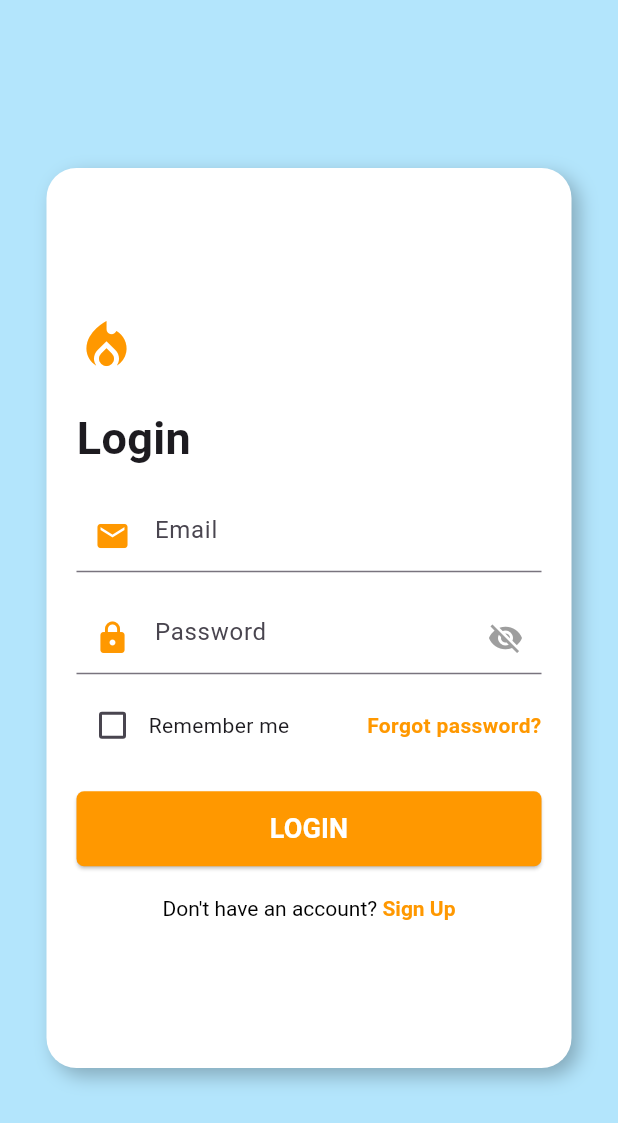
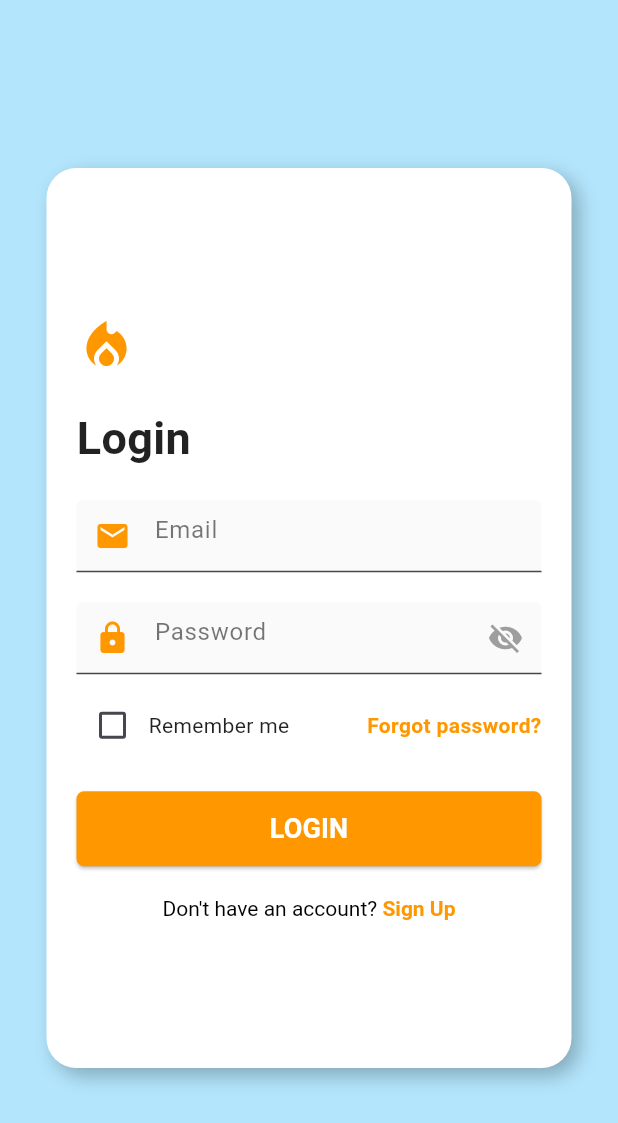
Before and after one commit to kowshik230102/CSE_Family, a Flutter app: the screen it shows after launch, on a phone screen of 412 x 824 dp. Shown: the top 1123 px of the screen. Run offline on Flutter 3.47's test engine with Material 3 defaults, Android fonts, the phone set to English and light mode, and no system bars; our stand-ins replace cloud_firestore, firebase_auth, firebase_core, firebase_storage, image_picker, permission_handler and 1 more; accounts and stored records are empty.

Commit message:
dark mode done

```diff
--- a/lib/Homepage/HomePage.dart
+++ b/lib/Homepage/HomePage.dart
@@ -12,7 +12,7 @@ class Homepage extends StatelessWidget {
   Widget build(BuildContext context) {
     return Scaffold(
       appBar: AppBar(
-        backgroundColor: Colors.white, // Set background color to white
+        //backgroundColor: Colors.white, // Set background color to white
         elevation: 0,
         // leading: IconButton(
         //   icon: Icon(Icons.arrow_back, color: Colors.black), // Black back icon
--- a/lib/Homepage/Icon_Section/Batch_User/batch_list_screen.dart
+++ b/lib/Homepage/Icon_Section/Batch_User/batch_list_screen.dart
@@ -24,7 +24,7 @@ class BatchListScreen extends StatelessWidget {
           ),
           centerTitle: true,
           foregroundColor: Colors.black, // Black text and back icon
-          backgroundColor: Colors.white, // Optional: white background
+          //backgroundColor: Colors.white, // Optional: white background
         ),
         body: const Padding(
           padding: EdgeInsets.all(16.0),
--- a/lib/Homepage/Icon_Section/Batch_User/batch_users_screen.dart
+++ b/lib/Homepage/Icon_Section/Batch_User/batch_users_screen.dart
@@ -17,7 +17,7 @@ class BatchUsersScreen extends StatelessWidget {
       create: (_) => BatchUsersController(batchName),
       child: Scaffold(
         appBar: AppBar(
-          backgroundColor: Colors.white, // White app bar background
+          //backgroundColor: Colors.white, // White app bar background
           elevation: 0, // Remove shadow if desired
           leading: IconButton(
             icon: const Icon(Icons.arrow_back,
--- a/lib/main.dart
+++ b/lib/main.dart
@@ -44,18 +44,41 @@ class MyApp extends StatelessWidget {
       brightness: Brightness.light,
       primarySwatch: Colors.orange,
       appBarTheme: const AppBarTheme(
-        backgroundColor: Colors.white, // Changed to white
+        backgroundColor: Colors.white,
         elevation: 0,
         titleTextStyle: TextStyle(
-          color: Colors.black, // Changed to black
+          color: Colors.black,
           fontSize: 20,
           fontWeight: FontWeight.bold,
         ),
-        iconTheme: IconThemeData(color: Colors.black), // Changed to black
-        actionsIconTheme:
-            IconThemeData(color: Colors.black), // Changed to black
+        iconTheme: IconThemeData(color: Colors.black),
+        actionsIconTheme: IconThemeData(color: Colors.black),
       ),
-      // ... rest of your theme ...
+      textTheme: const TextTheme(
+        displayLarge: TextStyle(color: Colors.black87),
+        displayMedium: TextStyle(color: Colors.black87),
+        bodyLarge: TextStyle(color: Colors.black87),
+        bodyMedium: TextStyle(color: Colors.black87),
+        labelLarge: TextStyle(color: Colors.black87), // For buttons
+      ),
+      cardTheme: CardTheme(
+        color: Colors.white,
+        elevation: 2,
+        margin: const EdgeInsets.all(8),
+        shape: RoundedRectangleBorder(
+          borderRadius: BorderRadius.circular(10),
+        ),
+      ),
+      inputDecorationTheme: InputDecorationTheme(
+        filled: true,
+        fillColor: Colors.grey[50],
+        labelStyle: TextStyle(color: Colors.black54),
+        hintStyle: TextStyle(color: Colors.black54),
+        border: OutlineInputBorder(
+          borderRadius: BorderRadius.circular(8),
+          borderSide: BorderSide(color: Colors.grey[400]!),
+        ),
+      ),
     );
   }
 
@@ -65,6 +88,7 @@ class MyApp extends StatelessWidget {
       primarySwatch: Colors.blue,
       appBarTheme: AppBarTheme(
         backgroundColor: Colors.grey[900],
+        elevation: 0,
         titleTextStyle: const TextStyle(
           color: Colors.white,
           fontSize: 20,
@@ -73,8 +97,11 @@ class MyApp extends StatelessWidget {
         iconTheme: const IconThemeData(color: Colors.white),
       ),
       textTheme: const TextTheme(
+        displayLarge: TextStyle(color: Colors.white),
+        displayMedium: TextStyle(color: Colors.white),
         bodyLarge: TextStyle(color: Colors.white),
         bodyMedium: TextStyle(color: Colors.white70),
+        labelLarge: TextStyle(color: Colors.white), // For buttons
       ),
       cardTheme: CardTheme(
         color: Colors.grey[800],
@@ -84,7 +111,32 @@ class MyApp extends StatelessWidget {
           borderRadius: BorderRadius.circular(10),
         ),
       ),
+      inputDecorationTheme: InputDecorationTheme(
+        filled: true,
+        fillColor: Colors.grey[800],
+        labelStyle: TextStyle(color: Colors.white70),
+        hintStyle: TextStyle(color: Colors.white70),
+        border: OutlineInputBorder(
+          borderRadius: BorderRadius.circular(8),
+          borderSide: BorderSide(color: Colors.grey[600]!),
+        ),
+      ),
       dialogBackgroundColor: Colors.grey[900],
+      // For text on light-colored widgets in dark mode
+      textSelectionTheme: TextSelectionThemeData(
+        cursorColor: Colors.blue[200],
+        // ignore: deprecated_member_use
+        selectionColor: Colors.blue.withOpacity(0.4),
+        selectionHandleColor: Colors.blue[200],
+      ),
+      colorScheme: ColorScheme.dark(
+        primary: Colors.blue[200]!,
+        secondary: Colors.blue[200]!,
+        surface: Colors.grey[800]!,
+        onSurface: Colors.white, // Text color on surfaces
+        onPrimary: Colors.white, // Text color on primary
+        onSecondary: Colors.white, // Text color on secondary
+      ),
     );
   }
 }
```
